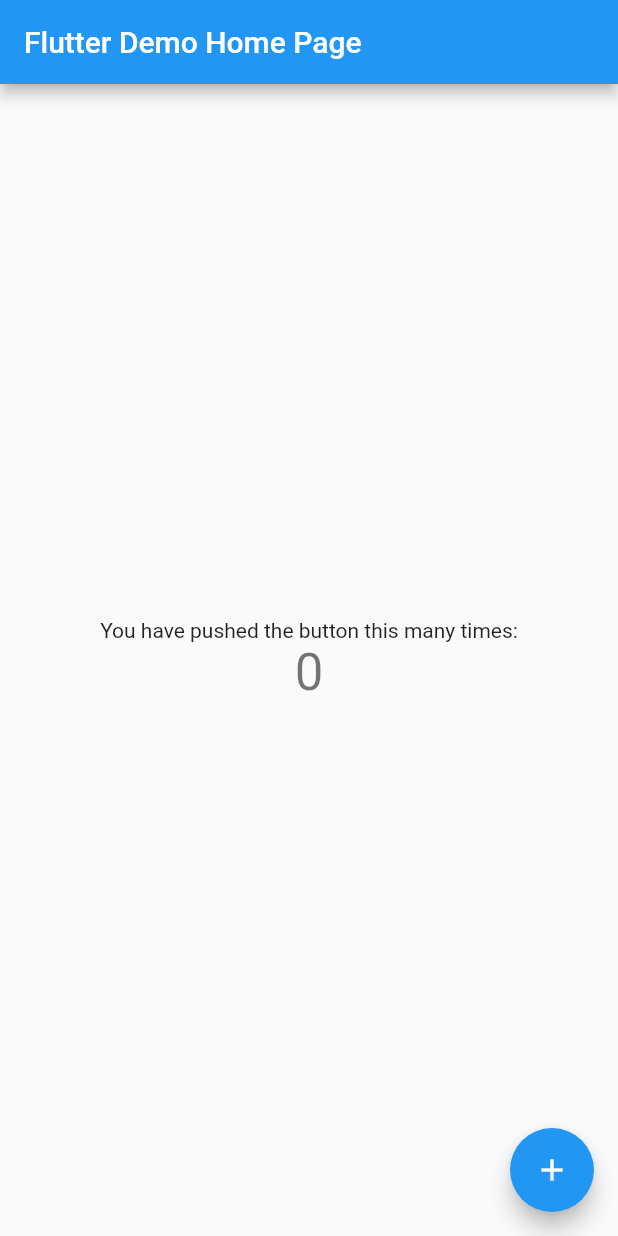
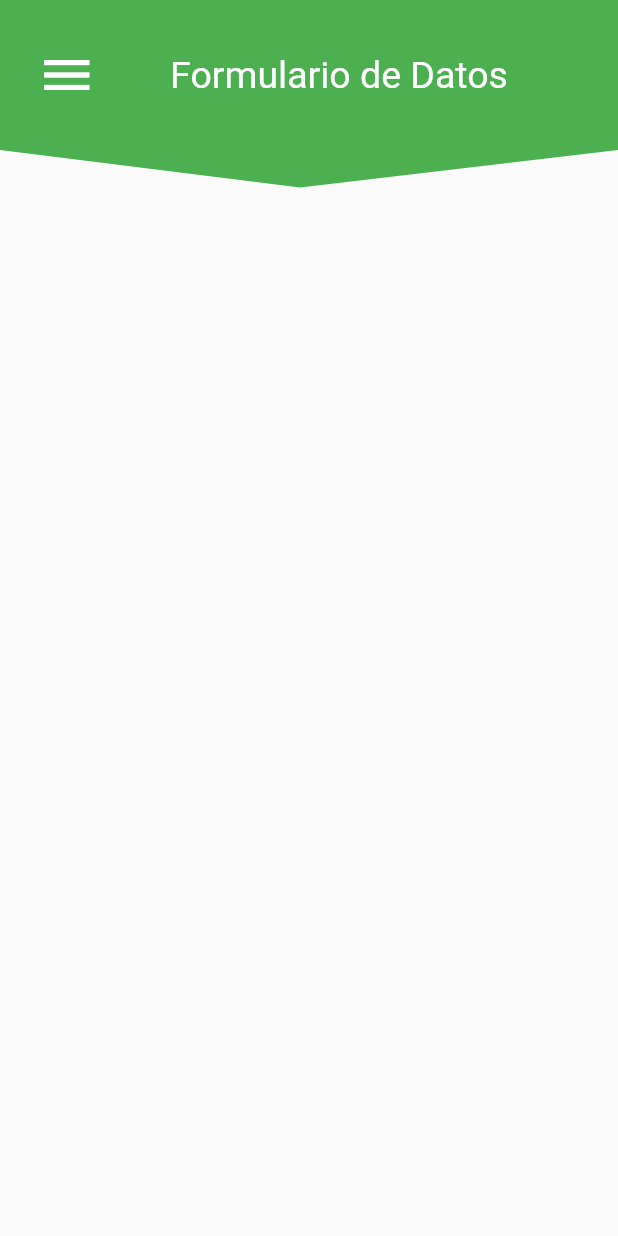
Before and after one commit to Jordieee/Practica5IPC_2022_StatefulLogin, a Flutter app: the screen it shows after launch, on a phone screen of 412 x 824 dp. Run offline on Flutter 3.47's test engine with Material 2 defaults, Android fonts, the phone set to English and light mode, and no system bars.

```diff
--- /dev/null
+++ b/lib/form_page.dart
@@ -0,0 +1,79 @@
+import 'package:flutter/material.dart';
+
+
+class FormPage extends StatelessWidget {
+  const FormPage({Key? key}) : super(key: key);
+
+  @override
+  Widget build(BuildContext context) {
+    return Scaffold(
+      resizeToAvoidBottomInset: false,
+      body: SafeArea(
+        child: Column(
+
+          children: [
+            _Header(),
+          ]
+        ),
+      ),
+    );
+  }
+
+  //Header with CustomPainter
+  CustomPaint _Header() {
+    return CustomPaint(
+              painter: MyPaint(),
+              child: Align(
+                alignment: Alignment.topCenter,
+                child: SizedBox(
+                  width: double.infinity,
+                  height: 100,
+                  child: Row(
+                    mainAxisAlignment: MainAxisAlignment.spaceBetween,
+                    children: const [
+                      Spacer(flex: 1,),
+                      Icon(Icons.menu, size: 40, color: Colors.white,),
+                      Spacer(flex: 2,),
+                      Text(
+                        "Formulario de Datos",
+                        style: TextStyle(
+                          fontSize: 25,
+                          color: Colors.white,
+                        ),
+                      ),
+                      Spacer(flex: 3,),
+                    ],
+                  ),
+                ),
+              )
+
+          );
+  }
+}
+
+class MyPaint extends CustomPainter {
+
+  @override
+  void paint(Canvas canvas, Size size){
+    final paint = Paint();
+
+    paint
+      ..color = Colors.green
+      ..style = PaintingStyle.fill;
+
+    final path = Path()
+      ..moveTo(0, 100)
+      ..lineTo(0, 0)
+      ..lineTo(size.width, 0)
+      ..lineTo(size.width, 100)
+      ..lineTo(200, 125);
+
+
+    canvas.drawPath(path, paint);
+  }
+
+  @override
+  bool shouldRepaint(covariant CustomPainter oldDelegate){
+    return true;
+  }
+}
--- a/lib/main.dart
+++ b/lib/main.dart
@@ -1,115 +1,19 @@
 import 'package:flutter/material.dart';
+import 'package:ipc_jlincar_p5/form_page.dart';
 
-void main() {
-  runApp(const MyApp());
-}
+void main() => runApp(const MyApp());
 
 class MyApp extends StatelessWidget {
   const MyApp({Key? key}) : super(key: key);
 
-  // This widget is the root of your application.
   @override
   Widget build(BuildContext context) {
-    return MaterialApp(
-      title: 'Flutter Demo',
-      theme: ThemeData(
-        // This is the theme of your application.
-        //
-        // Try running your application with "flutter run". You'll see the
-        // application has a blue toolbar. Then, without quitting the app, try
-        // changing the primarySwatch below to Colors.green and then invoke
-        // "hot reload" (press "r" in the console where you ran "flutter run",
-        // or simply save your changes to "hot reload" in a Flutter IDE).
-        // Notice that the counter didn't reset back to zero; the application
-        // is not restarted.
-        primarySwatch: Colors.blue,
-      ),
-      home: const MyHomePage(title: 'Flutter Demo Home Page'),
-    );
-  }
-}
+    return const MaterialApp(
+      title: 'Material App',
+      debugShowCheckedModeBanner: false,
+      home: FormPage(),
+    ); //MaterialApp
 
-class MyHomePage extends StatefulWidget {
-  const MyHomePage({Key? key, required this.title}) : super(key: key);
-
-  // This widget is the home page of your application. It is stateful, meaning
-  // that it has a State object (defined below) that contains fields that affect
-  // how it looks.
-
-  // This class is the configuration for the state. It holds the values (in this
-  // case the title) provided by the parent (in this case the App widget) and
-  // used by the build method of the State. Fields in a Widget subclass are
-  // always marked "final".
-
-  final String title;
-
-  @override
-  State<MyHomePage> createState() => _MyHomePageState();
-}
-
-class _MyHomePageState extends State<MyHomePage> {
-  int _counter = 0;
-
-  void _incrementCounter() {
-    setState(() {
-      // This call to setState tells the Flutter framework that something has
-      // changed in this State, which causes it to rerun the build method below
-      // so that the display can reflect the updated values. If we changed
-      // _counter without calling setState(), then the build method would not be
-      // called again, and so nothing would appear to happen.
-      _counter++;
-    });
   }
 
-  @override
-  Widget build(BuildContext context) {
-    // This method is rerun every time setState is called, for instance as done
-    // by the _incrementCounter method above.
-    //
-    // The Flutter framework has been optimized to make rerunning build methods
-    // fast, so that you can just rebuild anything that needs updating rather
-    // than having to individually change instances of widgets.
-    return Scaffold(
-      appBar: AppBar(
-        // Here we take the value from the MyHomePage object that was created by
-        // the App.build method, and use it to set our appbar title.
-        title: Text(widget.title),
-      ),
-      body: Center(
-        // Center is a layout widget. It takes a single child and positions it
-        // in the middle of the parent.
-        child: Column(
-          // Column is also a layout widget. It takes a list of children and
-          // arranges them vertically. By default, it sizes itself to fit its
-          // children horizontally, and tries to be as tall as its parent.
-          //
-          // Invoke "debug painting" (press "p" in the console, choose the
-          // "Toggle Debug Paint" action from the Flutter Inspector in Android
-          // Studio, or the "Toggle Debug Paint" command in Visual Studio Code)
-          // to see the wireframe for each widget.
-          //
-          // Column has various properties to control how it sizes itself and
-          // how it positions its children. Here we use mainAxisAlignment to
-          // center the children vertically; the main axis here is the vertical
-          // axis because Columns are vertical (the cross axis would be
-          // horizontal).
-          mainAxisAlignment: MainAxisAlignment.center,
-          children: <Widget>[
-            const Text(
-              'You have pushed the button this many times:',
-            ),
-            Text(
-              '$_counter',
-              style: Theme.of(context).textTheme.headline4,
-            ),
-          ],
-        ),
-      ),
-      floatingActionButton: FloatingActionButton(
-        onPressed: _incrementCounter,
-        tooltip: 'Increment',
-        child: const Icon(Icons.add),
-      ), // This trailing comma makes auto-formatting nicer for build methods.
-    );
-  }
 }
```
Also changed, not shown: lib/card_page.dart (added), lib/person_model.dart (added).
